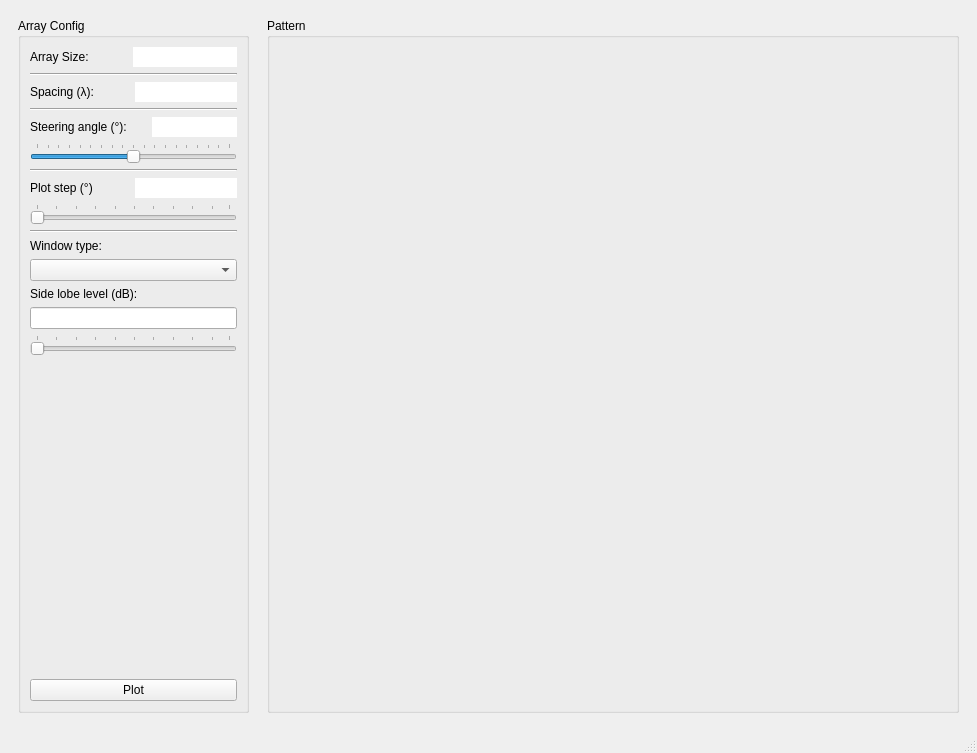
First picture: the form in array_analysis.ui, repository rookiepeng/antenna-array-analysis, before the edit.
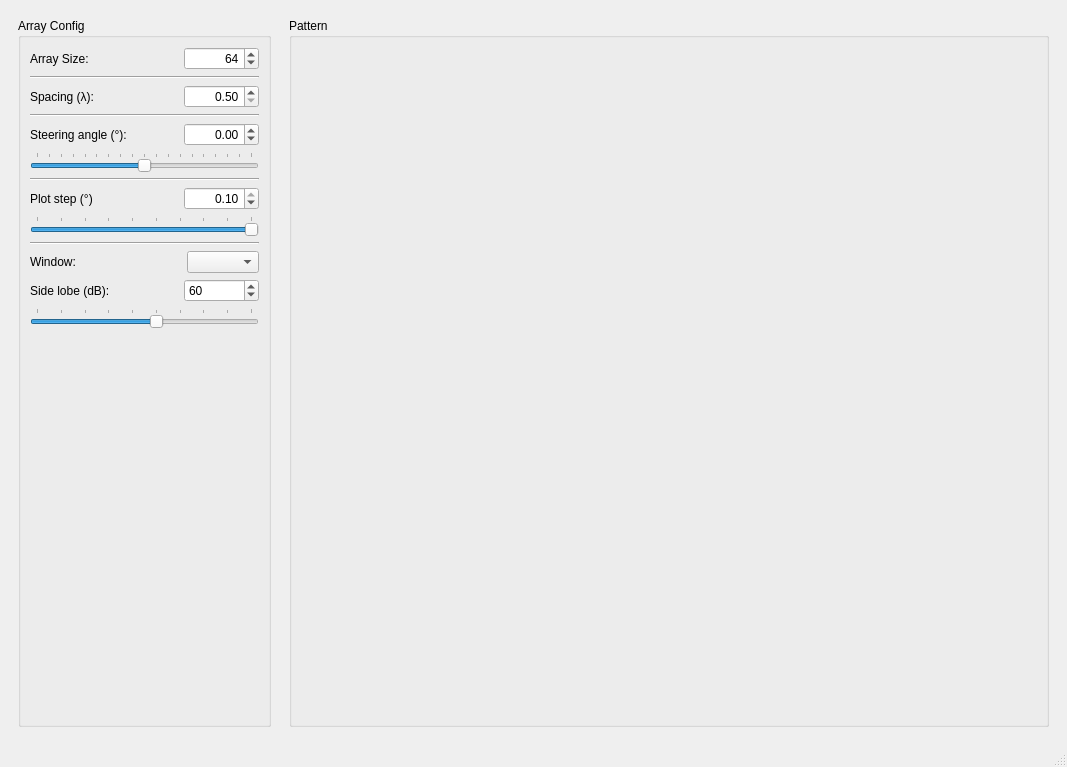
Second picture: the form after the edit.

What changed in the file:
```diff
--- a/array_analysis.ui
+++ b/array_analysis.ui
@@ -6,8 +6,8 @@
    <rect>
     <x>0</x>
     <y>0</y>
-    <width>977</width>
-    <height>753</height>
+    <width>1067</width>
+    <height>767</height>
    </rect>
   </property>
   <property name="windowTitle">
@@ -80,19 +80,31 @@
           </spacer>
          </item>
          <item>
-          <widget class="QLineEdit" name="lineEdit_ArraySize">
-           <property name="maxLength">
-            <number>32769</number>
+          <widget class="QSpinBox" name="spinBox_ArraySize">
+           <property name="sizePolicy">
+            <sizepolicy hsizetype="Minimum" vsizetype="Fixed">
+             <horstretch>0</horstretch>
+             <verstretch>0</verstretch>
+            </sizepolicy>
            </property>
-           <property name="frame">
-            <bool>false</bool>
-           </property>
-           <property name="echoMode">
-            <enum>QLineEdit::Normal</enum>
+           <property name="minimumSize">
+            <size>
+             <width>75</width>
+             <height>0</height>
+            </size>
            </property>
            <property name="alignment">
             <set>Qt::AlignRight|Qt::AlignTrailing|Qt::AlignVCenter</set>
            </property>
+           <property name="minimum">
+            <number>1</number>
+           </property>
+           <property name="maximum">
+            <number>1048576</number>
+           </property>
+           <property name="value">
+            <number>64</number>
+           </property>
           </widget>
          </item>
         </layout>
@@ -127,13 +139,22 @@
           </spacer>
          </item>
          <item>
-          <widget class="QLineEdit" name="lineEdit_Spacing">
-           <property name="frame">
-            <bool>false</bool>
+          <widget class="QDoubleSpinBox" name="doubleSpinBox_Spacing">
+           <property name="minimumSize">
+            <size>
+             <width>75</width>
+             <height>0</height>
+            </size>
            </property>
            <property name="alignment">
             <set>Qt::AlignRight|Qt::AlignTrailing|Qt::AlignVCenter</set>
            </property>
+           <property name="minimum">
+            <double>0.500000000000000</double>
+           </property>
+           <property name="maximum">
+            <double>10.000000000000000</double>
+           </property>
           </widget>
          </item>
         </layout>
@@ -168,13 +189,31 @@
           </spacer>
          </item>
          <item>
-          <widget class="QLineEdit" name="lineEdit_SteeringAngle">
-           <property name="frame">
-            <bool>false</bool>
+          <widget class="QDoubleSpinBox" name="doubleSpinBox_SteeringAngle">
+           <property name="minimumSize">
+            <size>
+             <width>75</width>
+             <height>0</height>
+            </size>
            </property>
            <property name="alignment">
             <set>Qt::AlignRight|Qt::AlignTrailing|Qt::AlignVCenter</set>
            </property>
+           <property name="decimals">
+            <number>2</number>
+           </property>
+           <property name="minimum">
+            <double>-90.000000000000000</double>
+           </property>
+           <property name="maximum">
+            <double>90.000000000000000</double>
+           </property>
+           <property name="singleStep">
+            <double>1.000000000000000</double>
+           </property>
+           <property name="value">
+            <double>0.000000000000000</double>
+           </property>
           </widget>
          </item>
         </layout>
@@ -231,13 +270,28 @@
           </spacer>
          </item>
          <item>
-          <widget class="QLineEdit" name="lineEdit_Step">
-           <property name="frame">
-            <bool>false</bool>
+          <widget class="QDoubleSpinBox" name="doubleSpinBox_Step">
+           <property name="minimumSize">
+            <size>
+             <width>75</width>
+             <height>0</height>
+            </size>
            </property>
            <property name="alignment">
             <set>Qt::AlignRight|Qt::AlignTrailing|Qt::AlignVCenter</set>
            </property>
+           <property name="minimum">
+            <double>0.010000000000000</double>
+           </property>
+           <property name="maximum">
+            <double>0.100000000000000</double>
+           </property>
+           <property name="singleStep">
+            <double>0.010000000000000</double>
+           </property>
+           <property name="value">
+            <double>0.100000000000000</double>
+           </property>
           </widget>
          </item>
         </layout>
@@ -248,7 +302,13 @@
           <number>1</number>
          </property>
          <property name="maximum">
-          <number>100</number>
+          <number>10</number>
+         </property>
+         <property name="pageStep">
+          <number>1</number>
+         </property>
+         <property name="sliderPosition">
+          <number>10</number>
          </property>
          <property name="orientation">
           <enum>Qt::Horizontal</enum>
@@ -266,27 +326,92 @@
         </widget>
        </item>
        <item>
-        <widget class="QLabel" name="label_4">
-         <property name="text">
-          <string>Window type:</string>
-         </property>
-        </widget>
+        <layout class="QHBoxLayout" name="horizontalLayout_6">
+         <item>
+          <widget class="QLabel" name="label_4">
+           <property name="text">
+            <string>Window:</string>
+           </property>
+          </widget>
+         </item>
+         <item>
+          <spacer name="horizontalSpacer_5">
+           <property name="orientation">
+            <enum>Qt::Horizontal</enum>
+           </property>
+           <property name="sizeHint" stdset="0">
+            <size>
+             <width>40</width>
+             <height>20</height>
+            </size>
+           </property>
+          </spacer>
+         </item>
+         <item>
+          <widget class="QComboBox" name="comboBox_Window"/>
+         </item>
+        </layout>
        </item>
        <item>
-        <widget class="QComboBox" name="comboBox_Window"/>
+        <layout class="QHBoxLayout" name="horizontalLayout_7">
+         <item>
+          <widget class="QLabel" name="label_SLL">
+           <property name="text">
+            <string>Side lobe (dB):</string>
+           </property>
+          </widget>
+         </item>
+         <item>
+          <spacer name="horizontalSpacer_6">
+           <property name="orientation">
+            <enum>Qt::Horizontal</enum>
+           </property>
+           <property name="sizeHint" stdset="0">
+            <size>
+             <width>40</width>
+             <height>20</height>
+            </size>
+           </property>
+          </spacer>
+         </item>
+         <item>
+          <widget class="QSpinBox" name="spinBox_SLL">
+           <property name="minimumSize">
+            <size>
+             <width>75</width>
+             <height>0</height>
+            </size>
+           </property>
+           <property name="sizeIncrement">
+            <size>
+             <width>0</width>
+             <height>0</height>
+            </size>
+           </property>
+           <property name="minimum">
+            <number>10</number>
+           </property>
+           <property name="maximum">
+            <number>100</number>
+           </property>
+           <property name="value">
+            <number>60</number>
+           </property>
+          </widget>
+         </item>
+        </layout>
        </item>
        <item>
-        <widget class="QLabel" name="label_SLL">
-         <property name="text">
-          <string>Side lobe level (dB):</string>
+        <widget class="QSlider" name="horizontalSlider_SLL">
+         <property name="minimum">
+          <number>10</number>
          </property>
-        </widget>
-       </item>
-       <item>
-        <widget class="QLineEdit" name="lineEdit_SLL"/>
-       </item>
-       <item>
-        <widget class="QSlider" name="horizontalSlider_4">
+         <property name="maximum">
+          <number>100</number>
+         </property>
+         <property name="sliderPosition">
+          <number>60</number>
+         </property>
          <property name="orientation">
           <enum>Qt::Horizontal</enum>
          </property>
@@ -308,13 +433,6 @@
          </property>
         </spacer>
        </item>
-       <item>
-        <widget class="QPushButton" name="plotButton">
-         <property name="text">
-          <string>Plot</string>
-         </property>
-        </widget>
-       </item>
       </layout>
      </widget>
     </item>
```
Left out of the diff: 4 changed lines with no effect on the pictures.
